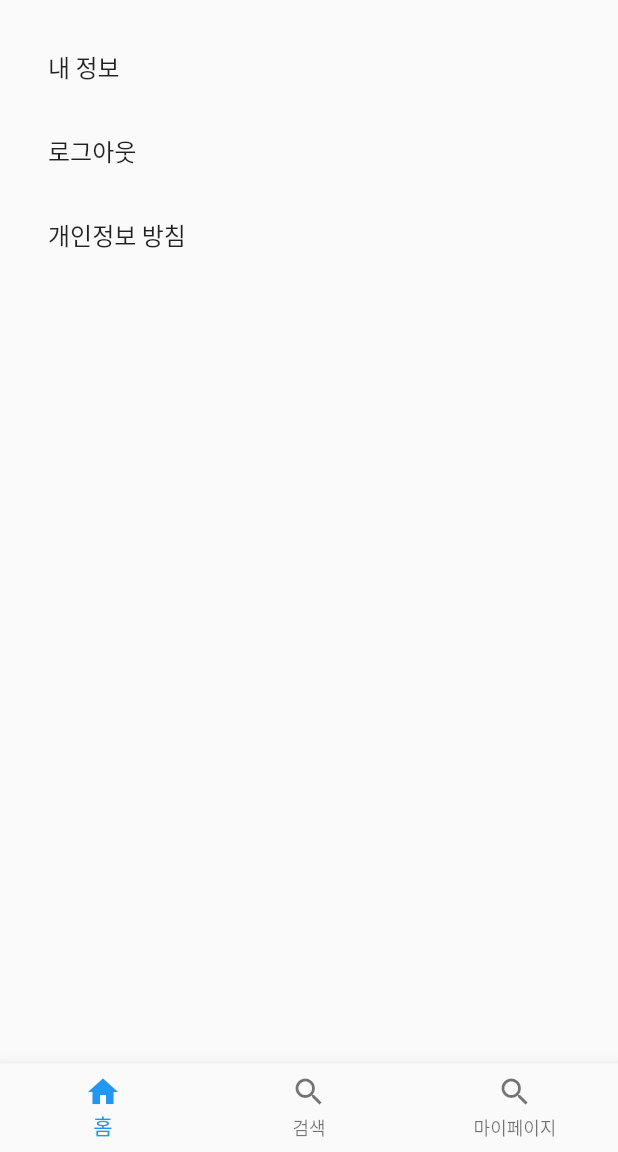
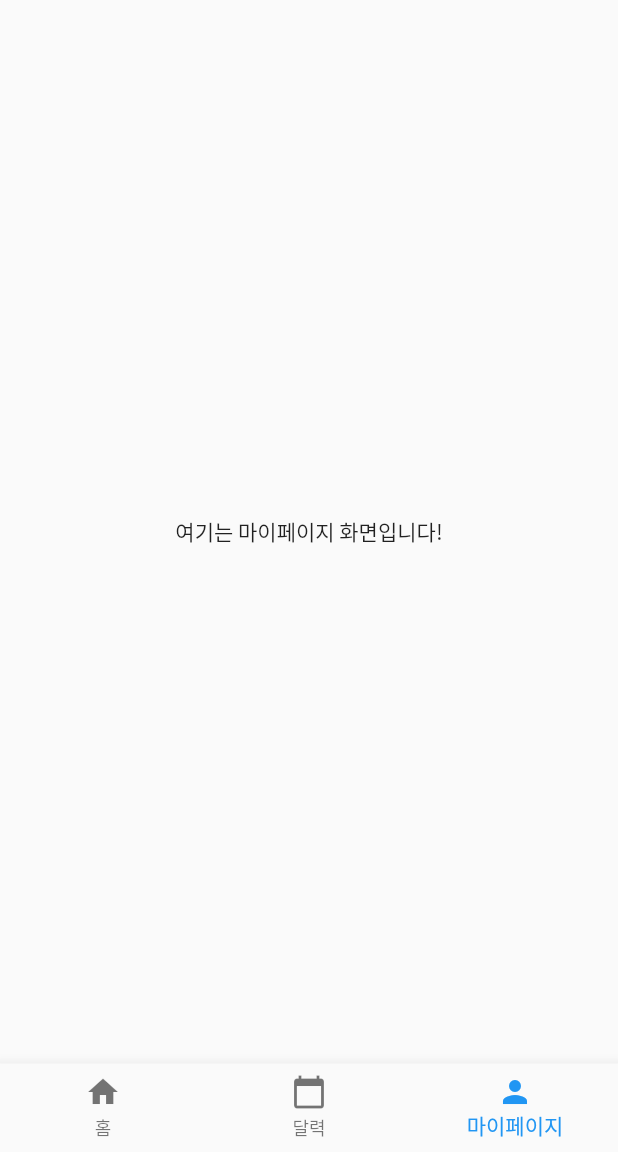
Before and after one commit to Daseul727/duckty_flutter, a Flutter app: the screen it shows after launch, item 3 of the bottom bar chosen, on a phone screen of 412 x 824 dp, the part 84-1236 px from its top. Run offline on Flutter 3.47's test engine with Material 2 defaults, Android fonts, the phone set to English and light mode, and no system bars.

Commit message:
layout 고정 후 페이지 이동

```diff
--- a/lib/main.dart
+++ b/lib/main.dart
@@ -1,6 +1,9 @@
+import 'package:duckty_flutter/widgets/header.dart';
+import 'package:duckty_flutter/screens/home.dart';
+import 'package:duckty_flutter/screens/mypage.dart';
+import 'package:duckty_flutter/screens/calendar.dart';
 import 'package:flutter/material.dart';
-import 'package:duckty_flutter/screens/home.dart';
-import 'package:flutter/services.dart'; // 🔹 홈 화면 import
+import 'package:flutter/services.dart'; // 상태 바 색상 변경을 위해 필요
 
 void main() {
   // 상태 바 배경 색상 변경 (흰색으로 설정)
@@ -19,7 +22,57 @@ class MyApp extends StatelessWidget {
   Widget build(BuildContext context) {
     return MaterialApp(
       theme: ThemeData(fontFamily: 'NotoSansKR'),
-      home: HomeScreen(), // 🔹 HomeScreen이 앱의 첫 화면이 됨
+      home: MainScreen(), // MainScreen이 앱의 첫 화면이 됨
     );
   }
 }
+
+class MainScreen extends StatefulWidget {
+  const MainScreen({super.key});
+
+  @override
+  _MainScreenState createState() => _MainScreenState();
+}
+
+class _MainScreenState extends State<MainScreen> {
+  int _selectedIndex = 0;
+
+  static final List<Widget> _widgetOptions = <Widget>[
+    HomeScreen(),
+    CalendarScreen(),
+    MyPageScreen(),
+  ];
+
+  void _onItemTapped(int index) {
+    setState(() {
+      _selectedIndex = index;
+    });
+  }
+
+  @override
+  Widget build(BuildContext context) {
+    return Scaffold(
+      appBar: Header(),
+      body: _widgetOptions.elementAt(_selectedIndex),
+      bottomNavigationBar: BottomNavigationBar(
+        items: const <BottomNavigationBarItem>[
+          BottomNavigationBarItem(
+            icon: Icon(Icons.home),
+            label: '홈',
+          ),
+          BottomNavigationBarItem(
+            icon: Icon(Icons.calendar_today),
+            label: '달력',
+          ),
+          BottomNavigationBarItem(
+            icon: Icon(Icons.person),
+            label: '마이페이지',
+          ),
+        ],
+        currentIndex: _selectedIndex,
+        selectedItemColor: Colors.blue,
+        onTap: _onItemTapped,
+      ),
+    );
+  }
+}
--- /dev/null
+++ b/lib/screens/calendar.dart
@@ -0,0 +1,12 @@
+import 'package:flutter/cupertino.dart';
+
+class CalendarScreen extends StatelessWidget {
+  const CalendarScreen({super.key});
+
+  @override
+  Widget build(BuildContext context) {
+    return Center(
+      child: Text('달력 화면'),
+    );
+  }
+}
--- a/lib/screens/home.dart
+++ b/lib/screens/home.dart
@@ -1,5 +1,4 @@
-import 'package:duckty_flutter/widgets/footer.dart';
-import 'package:duckty_flutter/widgets/header.dart';
+
 import 'package:flutter/material.dart';
 
 class HomeScreen extends StatelessWidget {
@@ -8,11 +7,9 @@ class HomeScreen extends StatelessWidget {
   @override
   Widget build(BuildContext context) {
     return Scaffold(
-      appBar: Header(),
       body: Center(
         child: Text('홈 화면'),
       ),
-      bottomNavigationBar: Footer()
     );
   }
 }
--- a/lib/screens/mypage.dart
+++ b/lib/screens/mypage.dart
@@ -1,6 +1,5 @@
+// mypage.dart
 import 'package:flutter/material.dart';
-import 'package:duckty_flutter/widgets/footer.dart'; // Footer 위젯 import
-import 'package:duckty_flutter/widgets/header.dart'; // Header 위젯 import
 
 class MyPageScreen extends StatelessWidget {
   const MyPageScreen({Key? key}) : super(key: key);
@@ -8,34 +7,9 @@ class MyPageScreen extends StatelessWidget {
   @override
   Widget build(BuildContext context) {
     return Scaffold(
-      appBar: Header(), // Header 위젯 사용
-      body: Padding(
-        padding: const EdgeInsets.all(16.0),
-        child: Column(
-          crossAxisAlignment: CrossAxisAlignment.start,
-          children: [
-            ListTile(
-              title: Text('내 정보', style: TextStyle(fontSize: 16)),
-              onTap: () {
-                // 내 정보 클릭 시 동작
-              },
-            ),
-            ListTile(
-              title: Text('로그아웃', style: TextStyle(fontSize: 16)),
-              onTap: () {
-                // 로그아웃 클릭 시 동작
-              },
-            ),
-            ListTile(
-              title: Text('개인정보 방침', style: TextStyle(fontSize: 16)),
-              onTap: () {
-                // 개인정보 방침 클릭 시 동작
-              },
-            ),
-          ],
-        ),
+      body: Center(
+        child: Text('여기는 마이페이지 화면입니다!'),
       ),
-      bottomNavigationBar: Footer(), // Footer 위젯 사용
     );
   }
 }
```
